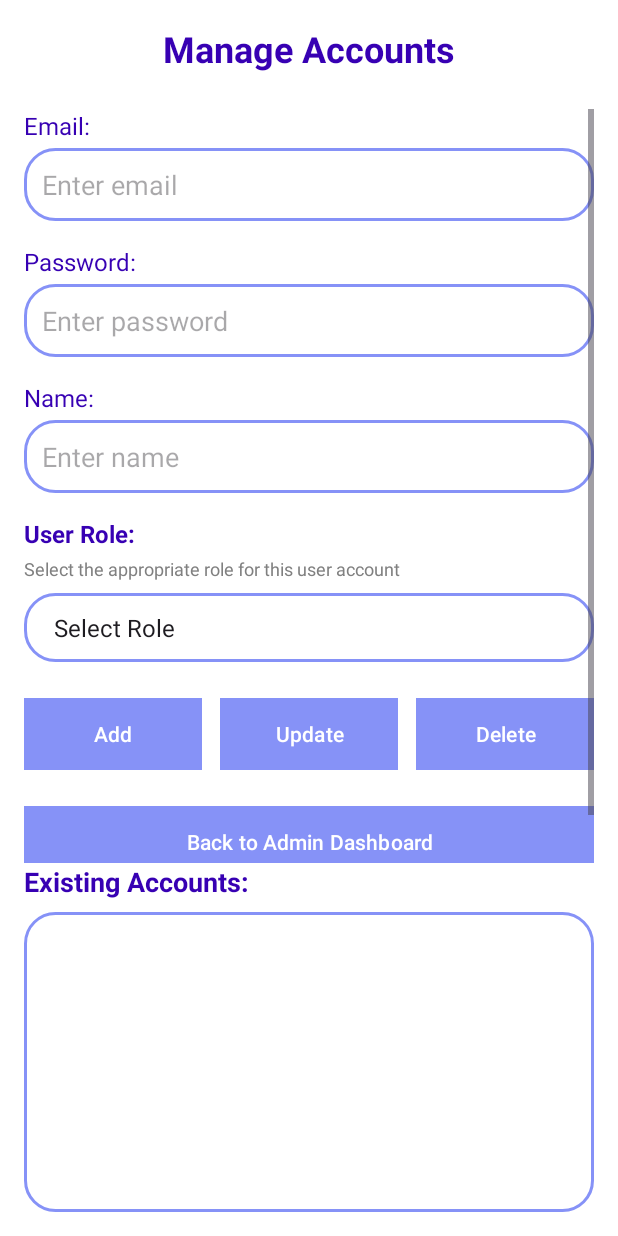
After one commit to Haibm/PRM392-SU25-PRJ-SuSach, an Android app: the ManageAccountActivity screen opened directly, with no data from a screen before it, on a phone screen of 412 x 824 dp. The commit adds this screen. Run offline under Robolectric (Android 15) with nearby library versions, the phone set to English and light mode, and no system bars; our stand-ins replace Firebase (no records; nobody signed in at launch, a user with empty details on screens opened directly).

Commit message:
admin manage

```diff
--- a/app/src/main/AndroidManifest.xml
+++ b/app/src/main/AndroidManifest.xml
@@ -20,6 +20,9 @@
             android:exported="false" />
         <activity
             android:name=".AdminActivity"
+            android:exported="false" />
+        <activity
+            android:name=".ManageAccountActivity"
             android:exported="false" />
         <activity
             android:name=".SplashActivity"
--- /dev/null
+++ b/app/src/main/java/com/example/susach/ManageAccountActivity.java
@@ -0,0 +1,391 @@
+package com.example.susach;
+
+import android.content.Intent;
+import android.os.Bundle;
+import android.view.View;
+import android.widget.AdapterView;
+import android.widget.ArrayAdapter;
+import android.widget.Button;
+import android.widget.EditText;
+import android.widget.ListView;
+import android.widget.Spinner;
+import android.widget.Toast;
+
+import androidx.annotation.NonNull;
+import androidx.appcompat.app.AlertDialog;
+import androidx.appcompat.app.AppCompatActivity;
+
+import com.google.android.gms.tasks.OnCompleteListener;
+import com.google.android.gms.tasks.OnFailureListener;
+import com.google.android.gms.tasks.OnSuccessListener;
+import com.google.android.gms.tasks.Task;
+import com.google.firebase.auth.AuthResult;
+import com.google.firebase.auth.FirebaseAuth;
+import com.google.firebase.auth.FirebaseUser;
+import com.google.firebase.firestore.DocumentSnapshot;
+import com.google.firebase.firestore.FirebaseFirestore;
+import com.google.firebase.firestore.QuerySnapshot;
+
+import java.util.ArrayList;
+import java.util.HashMap;
+import java.util.List;
+import java.util.Map;
+
+public class ManageAccountActivity extends AppCompatActivity {
+
+    private FirebaseFirestore db;
+    private FirebaseAuth mAuth;
+    private EditText etEmail, etPassword, etName;
+    private Spinner spinnerRole;
+    private Button btnAdd, btnUpdate, btnDelete, btnBack;
+    private ListView listViewAccounts;
+    private ArrayAdapter<String> adapter;
+    private List<String> accountList;
+    private List<String> emailList;
+    private String selectedEmail = "";
+
+    @Override
+    protected void onCreate(Bundle savedInstanceState) {
+        super.onCreate(savedInstanceState);
+        setContentView(R.layout.activity_manage_account);
+
+        // Initialize Firebase Firestore and Auth
+        db = FirebaseFirestore.getInstance();
+        mAuth = FirebaseAuth.getInstance();
+
+        // Initialize views
+        initializeViews();
+
+        // Load accounts
+        loadAccounts();
+
+        // Set up click listeners
+        setupClickListeners();
+    }
+
+    private void initializeViews() {
+        etEmail = findViewById(R.id.et_email);
+        etPassword = findViewById(R.id.et_password);
+        etName = findViewById(R.id.et_name);
+        spinnerRole = findViewById(R.id.spinner_role);
+        btnAdd = findViewById(R.id.btn_add);
+        btnUpdate = findViewById(R.id.btn_update);
+        btnDelete = findViewById(R.id.btn_delete);
+        btnBack = findViewById(R.id.btn_back);
+        listViewAccounts = findViewById(R.id.listview_accounts);
+
+        // Setup role spinner with enhanced options
+        String[] roles = {"Select Role", "Admin (Full Access)", "Staff (Limited Access)", "User (Basic Access)", "Moderator (Content Management)", "Guest (Read Only)"};
+        ArrayAdapter<String> roleAdapter = new ArrayAdapter<>(this, android.R.layout.simple_spinner_item, roles);
+        roleAdapter.setDropDownViewResource(android.R.layout.simple_spinner_dropdown_item);
+        spinnerRole.setAdapter(roleAdapter);
+
+        // Setup account list
+        accountList = new ArrayList<>();
+        emailList = new ArrayList<>();
+        adapter = new ArrayAdapter<>(this, android.R.layout.simple_list_item_1, accountList);
+        listViewAccounts.setAdapter(adapter);
+    }
+
+    private void setupClickListeners() {
+        btnAdd.setOnClickListener(new View.OnClickListener() {
+            @Override
+            public void onClick(View v) {
+                addAccount();
+            }
+        });
+
+        btnUpdate.setOnClickListener(new View.OnClickListener() {
+            @Override
+            public void onClick(View v) {
+                updateAccount();
+            }
+        });
+
+        btnDelete.setOnClickListener(new View.OnClickListener() {
+            @Override
+            public void onClick(View v) {
+                deleteAccount();
+            }
+        });
+
+        btnBack.setOnClickListener(new View.OnClickListener() {
+            @Override
+            public void onClick(View v) {
+                finish();
+            }
+        });
+
+        listViewAccounts.setOnItemClickListener(new AdapterView.OnItemClickListener() {
+            @Override
+            public void onItemClick(AdapterView<?> parent, View view, int position, long id) {
+                selectedEmail = emailList.get(position);
+                loadAccountDetails(selectedEmail);
+            }
+        });
+    }
+
+    private void loadAccounts() {
+        db.collection("account").get()
+                .addOnCompleteListener(new OnCompleteListener<QuerySnapshot>() {
+                    @Override
+                    public void onComplete(@NonNull Task<QuerySnapshot> task) {
+                        if (task.isSuccessful()) {
+                            accountList.clear();
+                            emailList.clear();
+                            for (DocumentSnapshot document : task.getResult()) {
+                                String email = document.getId();
+                                String name = document.getString("name");
+                                Long role = document.getLong("role");
+
+                                String roleText = getRoleText(role);
+
+                                accountList.add(email + " - " + name + " (" + roleText + ")");
+                                emailList.add(email);
+                            }
+                            adapter.notifyDataSetChanged();
+                        } else {
+                            Toast.makeText(ManageAccountActivity.this, "Error loading accounts", Toast.LENGTH_SHORT).show();
+                        }
+                    }
+                });
+    }
+
+    private String getRoleText(Long role) {
+        if (role == null) return "Unknown";
+
+        switch (role.intValue()) {
+            case 1: return "Admin";
+            case 2: return "Staff";
+            case 3: return "User";
+            case 4: return "Moderator";
+            case 5: return "Guest";
+            default: return "Unknown";
+        }
+    }
+
+    private void loadAccountDetails(String email) {
+        db.collection("account").document(email).get()
+                .addOnCompleteListener(new OnCompleteListener<DocumentSnapshot>() {
+                    @Override
+                    public void onComplete(@NonNull Task<DocumentSnapshot> task) {
+                        if (task.isSuccessful() && task.getResult().exists()) {
+                            DocumentSnapshot document = task.getResult();
+                            etEmail.setText(email);
+                            etName.setText(document.getString("name"));
+                            etPassword.setText(""); // Don't show password for security
+
+                            Long role = document.getLong("role");
+                            if (role != null) {
+                                // Set spinner selection based on role (add 1 because first item is "Select Role")
+                                spinnerRole.setSelection(role.intValue());
+                            } else {
+                                spinnerRole.setSelection(0); // Default to "Select Role"
+                            }
+                        }
+                    }
+                });
+    }
+
+    private void addAccount() {
+        String email = etEmail.getText().toString().trim();
+        String password = etPassword.getText().toString().trim();
+        String name = etName.getText().toString().trim();
+        int selectedPosition = spinnerRole.getSelectedItemPosition();
+
+        // Validate role selection (position 0 is "Select Role")
+        if (selectedPosition == 0) {
+            Toast.makeText(this, "Please select a role", Toast.LENGTH_SHORT).show();
+            return;
+        }
+
+        int role = selectedPosition; // Role value matches the position
+
+        if (email.isEmpty() || password.isEmpty() || name.isEmpty()) {
+            Toast.makeText(this, "Please fill all fields", Toast.LENGTH_SHORT).show();
+            return;
+        }
+
+        // First create user in Firebase Authentication
+        mAuth.createUserWithEmailAndPassword(email, password)
+                .addOnCompleteListener(this, new OnCompleteListener<AuthResult>() {
+                    @Override
+                    public void onComplete(@NonNull Task<AuthResult> task) {
+                        if (task.isSuccessful()) {
+                            // User created successfully in Authentication, now save to Firestore
+                            saveUserDataToFirestore(email, password, name, role);
+                        } else {
+                            // If Authentication fails, display error
+                            handleAuthError(task.getException());
+                        }
+                    }
+                });
+    }
+
+    private void saveUserDataToFirestore(String email, String password, String name, int role) {
+        Map<String, Object> account = new HashMap<>();
+        account.put("email", email);
+        account.put("password", password);
+        account.put("name", name);
+        account.put("role", role);
+
+        db.collection("account").document(email).set(account)
+                .addOnSuccessListener(new OnSuccessListener<Void>() {
+                    @Override
+                    public void onSuccess(Void aVoid) {
+                        Toast.makeText(ManageAccountActivity.this, "Account added successfully to both Authentication and Firestore", Toast.LENGTH_SHORT).show();
+                        clearFields();
+                        loadAccounts();
+                    }
+                })
+                .addOnFailureListener(new OnFailureListener() {
+                    @Override
+                    public void onFailure(@NonNull Exception e) {
+                        Toast.makeText(ManageAccountActivity.this, "Error saving to Firestore: " + e.getMessage(), Toast.LENGTH_SHORT).show();
+                        // If Firestore fails, we should delete the Authentication user
+                        deleteAuthUser(email);
+                    }
+                });
+    }
+
+    private void deleteAuthUser(String email) {
+        // This is a fallback method to clean up Authentication if Firestore fails
+        // Note: This requires admin privileges and should be handled carefully
+        Toast.makeText(this, "Cleaning up Authentication user due to Firestore failure", Toast.LENGTH_SHORT).show();
+    }
+
+    private void updateAccount() {
+        if (selectedEmail.isEmpty()) {
+            Toast.makeText(this, "Please select an account to update", Toast.LENGTH_SHORT).show();
+            return;
+        }
+
+        String name = etName.getText().toString().trim();
+        String password = etPassword.getText().toString().trim();
+        int selectedPosition = spinnerRole.getSelectedItemPosition();
+
+        // Validate role selection (position 0 is "Select Role")
+        if (selectedPosition == 0) {
+            Toast.makeText(this, "Please select a role", Toast.LENGTH_SHORT).show();
+            return;
+        }
+
+        int role = selectedPosition; // Role value matches the position
+
+        if (name.isEmpty()) {
+            Toast.makeText(this, "Please fill name field", Toast.LENGTH_SHORT).show();
+            return;
+        }
+
+        // Update Firestore data
+        Map<String, Object> updates = new HashMap<>();
+        updates.put("name", name);
+        updates.put("role", role);
+
+        if (!password.isEmpty()) {
+            updates.put("password", password);
+        }
+
+        db.collection("account").document(selectedEmail).update(updates)
+                .addOnSuccessListener(new OnSuccessListener<Void>() {
+                    @Override
+                    public void onSuccess(Void aVoid) {
+                        // If password was updated, also update in Authentication
+                        if (!password.isEmpty()) {
+                            updateAuthPassword(selectedEmail, password);
+                        } else {
+                            Toast.makeText(ManageAccountActivity.this, "Account updated successfully in Firestore", Toast.LENGTH_SHORT).show();
+                            clearFields();
+                            loadAccounts();
+                            selectedEmail = "";
+                        }
+                    }
+                })
+                .addOnFailureListener(new OnFailureListener() {
+                    @Override
+                    public void onFailure(@NonNull Exception e) {
+                        Toast.makeText(ManageAccountActivity.this, "Error updating account: " + e.getMessage(), Toast.LENGTH_SHORT).show();
+                    }
+                });
+    }
+
+    private void updateAuthPassword(String email, String newPassword) {
+        // Note: Updating password in Authentication requires the user to be signed in
+        // or requires admin privileges. For admin operations, you might need to use
+        // Firebase Admin SDK on the server side.
+
+        // For now, we'll show a message that the password update in Authentication
+        // requires additional setup
+        Toast.makeText(this, "Account updated in Firestore. Password update in Authentication requires admin privileges.", Toast.LENGTH_LONG).show();
+        clearFields();
+        loadAccounts();
+        selectedEmail = "";
+    }
+
+    private void deleteAccount() {
+        if (selectedEmail.isEmpty()) {
+            Toast.makeText(this, "Please select an account to delete", Toast.LENGTH_SHORT).show();
+            return;
+        }
+
+        new AlertDialog.Builder(this)
+                .setTitle("Delete Account")
+                .setMessage("Are you sure you want to delete this account? This will remove the user from both Authentication and Firestore.")
+                .setPositiveButton("Yes", (dialog, which) -> {
+                    // First delete from Firestore
+                    db.collection("account").document(selectedEmail).delete()
+                            .addOnSuccessListener(new OnSuccessListener<Void>() {
+                                @Override
+                                public void onSuccess(Void aVoid) {
+                                    // Then attempt to delete from Authentication
+                                    deleteFromAuthentication(selectedEmail);
+                                }
+                            })
+                            .addOnFailureListener(new OnFailureListener() {
+                                @Override
+                                public void onFailure(@NonNull Exception e) {
+                                    Toast.makeText(ManageAccountActivity.this, "Error deleting from Firestore: " + e.getMessage(), Toast.LENGTH_SHORT).show();
+                                }
+                            });
+                })
+                .setNegativeButton("No", null)
+                .show();
+    }
+
+    private void deleteFromAuthentication(String email) {
+        // Note: Deleting users from Authentication requires admin privileges
+        // For now, we'll show a message about the limitation
+        Toast.makeText(this, "Account deleted from Firestore. Authentication deletion requires admin privileges.", Toast.LENGTH_LONG).show();
+        clearFields();
+        loadAccounts();
+        selectedEmail = "";
+    }
+
+    private void clearFields() {
+        etEmail.setText("");
+        etPassword.setText("");
+        etName.setText("");
+        spinnerRole.setSelection(0); // Reset to "Select Role"
+    }
+
+    // Helper method to check if user exists in Authentication
+    private void checkUserExistsInAuth(String email, OnCompleteListener<QuerySnapshot> listener) {
+        // This is a placeholder for checking if user exists in Authentication
+        // In a real implementation, you would need to use Firebase Admin SDK
+        // or implement a server-side function to check Authentication users
+        Toast.makeText(this, "Note: Authentication user verification requires server-side implementation", Toast.LENGTH_SHORT).show();
+    }
+
+    // Method to handle Authentication errors
+    private void handleAuthError(Exception e) {
+        String errorMessage = "Authentication error: ";
+        if (e.getMessage().contains("email address is already in use")) {
+            errorMessage += "Email already exists in Authentication";
+        } else if (e.getMessage().contains("password is invalid")) {
+            errorMessage += "Password is too weak";
+        } else {
+            errorMessage += e.getMessage();
+        }
+        Toast.makeText(this, errorMessage, Toast.LENGTH_LONG).show();
+    }
+}
--- /dev/null
+++ b/app/src/main/res/layout/activity_manage_account.xml
@@ -0,0 +1,190 @@
+<?xml version="1.0" encoding="utf-8"?>
+<LinearLayout xmlns:android="http://schemas.android.com/apk/res/android"
+    xmlns:app="http://schemas.android.com/apk/res-auto"
+    xmlns:tools="http://schemas.android.com/tools"
+    android:layout_width="match_parent"
+    android:layout_height="match_parent"
+    android:orientation="vertical"
+    android:padding="16dp"
+    android:background="@color/white"
+    tools:context=".ManageAccountActivity">
+
+    <!-- Header -->
+    <TextView
+        android:layout_width="match_parent"
+        android:layout_height="wrap_content"
+        android:text="Manage Accounts"
+        android:textSize="24sp"
+        android:textStyle="bold"
+        android:textColor="@color/purple_700"
+        android:gravity="center"
+        android:layout_marginBottom="24dp" />
+
+    <!-- Form Section -->
+    <ScrollView
+        android:layout_width="match_parent"
+        android:layout_height="0dp"
+        android:layout_weight="1">
+
+        <LinearLayout
+            android:layout_width="match_parent"
+            android:layout_height="wrap_content"
+            android:orientation="vertical">
+
+            <!-- Email Field -->
+            <TextView
+                android:layout_width="wrap_content"
+                android:layout_height="wrap_content"
+                android:text="Email:"
+                android:textSize="16sp"
+                android:textColor="@color/purple_700"
+                android:layout_marginBottom="4dp" />
+
+            <EditText
+                android:id="@+id/et_email"
+                android:layout_width="match_parent"
+                android:layout_height="wrap_content"
+                android:hint="Enter email"
+                android:inputType="textEmailAddress"
+                android:background="@drawable/lavender_border"
+                android:padding="12dp"
+                android:layout_marginBottom="16dp" />
+
+            <!-- Password Field -->
+            <TextView
+                android:layout_width="wrap_content"
+                android:layout_height="wrap_content"
+                android:text="Password:"
+                android:textSize="16sp"
+                android:textColor="@color/purple_700"
+                android:layout_marginBottom="4dp" />
+
+            <EditText
+                android:id="@+id/et_password"
+                android:layout_width="match_parent"
+                android:layout_height="wrap_content"
+                android:hint="Enter password"
+                android:inputType="textPassword"
+                android:background="@drawable/lavender_border"
+                android:padding="12dp"
+                android:layout_marginBottom="16dp" />
+
+            <!-- Name Field -->
+            <TextView
+                android:layout_width="wrap_content"
+                android:layout_height="wrap_content"
+                android:text="Name:"
+                android:textSize="16sp"
+                android:textColor="@color/purple_700"
+                android:layout_marginBottom="4dp" />
+
+            <EditText
+                android:id="@+id/et_name"
+                android:layout_width="match_parent"
+                android:layout_height="wrap_content"
+                android:hint="Enter name"
+                android:inputType="textPersonName"
+                android:background="@drawable/lavender_border"
+                android:padding="12dp"
+                android:layout_marginBottom="16dp" />
+
+            <!-- Role Selection -->
+            <TextView
+                android:layout_width="wrap_content"
+                android:layout_height="wrap_content"
+                android:text="User Role:"
+                android:textSize="16sp"
+                android:textColor="@color/purple_700"
+                android:textStyle="bold"
+                android:layout_marginBottom="4dp" />
+
+            <TextView
+                android:layout_width="wrap_content"
+                android:layout_height="wrap_content"
+                android:text="Select the appropriate role for this user account"
+                android:textSize="12sp"
+                android:textColor="@color/gray"
+                android:layout_marginBottom="8dp" />
+
+            <Spinner
+                android:id="@+id/spinner_role"
+                android:layout_width="match_parent"
+                android:layout_height="wrap_content"
+                android:background="@drawable/lavender_border"
+                android:padding="12dp"
+                android:layout_marginBottom="24dp"
+                android:popupBackground="@color/white" />
+
+            <!-- Action Buttons -->
+            <LinearLayout
+                android:layout_width="match_parent"
+                android:layout_height="wrap_content"
+                android:orientation="horizontal"
+                android:layout_marginBottom="24dp">
+
+                <Button
+                    android:id="@+id/btn_add"
+                    android:layout_width="0dp"
+                    android:layout_height="wrap_content"
+                    android:layout_weight="1"
+                    android:text="Add"
+                    android:textColor="@color/white"
+                    android:background="@color/purple_500"
+                    android:layout_marginEnd="8dp" />
+
+                <Button
+                    android:id="@+id/btn_update"
+                    android:layout_width="0dp"
+                    android:layout_height="wrap_content"
+                    android:layout_weight="1"
+                    android:text="Update"
+                    android:textColor="@color/white"
+                    android:background="@color/purple_500"
+                    android:layout_marginStart="4dp"
+                    android:layout_marginEnd="4dp" />
+
+                <Button
+                    android:id="@+id/btn_delete"
+                    android:layout_width="0dp"
+                    android:layout_height="wrap_content"
+                    android:layout_weight="1"
+                    android:text="Delete"
+                    android:textColor="@color/white"
+                    android:background="@color/red"
+                    android:layout_marginStart="8dp" />
+
+            </LinearLayout>
+
+            <!-- Back Button -->
+            <Button
+                android:id="@+id/btn_back"
+                android:layout_width="match_parent"
+                android:layout_height="wrap_content"
+                android:text="Back to Admin Dashboard"
+                android:textColor="@color/white"
+                android:background="@color/purple_700"
+                android:layout_marginBottom="24dp" />
+
+        </LinearLayout>
+
+    </ScrollView>
+
+    <!-- Accounts List Section -->
+    <TextView
+        android:layout_width="wrap_content"
+        android:layout_height="wrap_content"
+        android:text="Existing Accounts:"
+        android:textSize="18sp"
+        android:textStyle="bold"
+        android:textColor="@color/purple_700"
+        android:layout_marginBottom="8dp" />
+
+    <ListView
+        android:id="@+id/listview_accounts"
+        android:layout_width="match_parent"
+        android:layout_height="200dp"
+        android:background="@drawable/lavender_border"
+        android:divider="@color/purple_200"
+        android:dividerHeight="1dp" />
+
+</LinearLayout>
--- a/app/src/main/res/values/colors.xml
+++ b/app/src/main/res/values/colors.xml
@@ -8,4 +8,6 @@
     <color name="black">#FF000000</color>
     <color name="white">#FFFFFFFF</color>
     <color name="lavender">#8692f7</color>
+    <color name="gray">#FF808080</color>
+    <color name="red">#FFFF0000</color>
 </resources>
```
Also changed, not shown: app/src/main/java/com/example/susach/AdminActivity.java (+27 -0 lines), app/src/main/java/com/example/susach/SignupActivity.java (+5 -3 lines), app/src/main/res/drawable/baseline_person_24.xml (added, +10 -0 lines), app/src/main/res/layout/activity_admin.xml (+105 -0 lines), app/src/main/res/layout/activity_signup.xml (+12 -0 lines).
